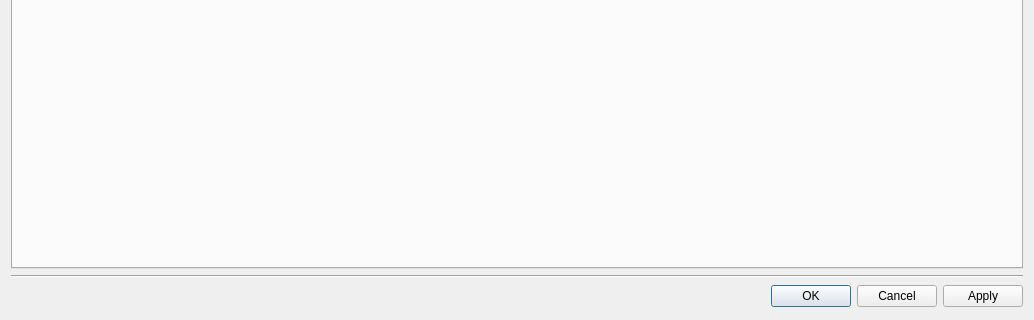
networkoptix/nx_open, file vms/client/nx_vms_client_desktop/src/ui/dialogs/resource_properties/server_settings_dialog.ui: the form before one commit; both pictures show x 0 to 1034 and y 288 to 608 of the 1034 by 608 pixel window.
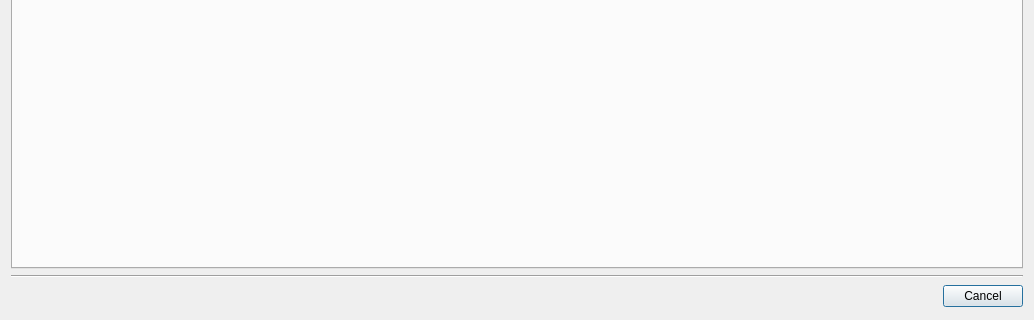
The form after the commit.

Commit message: VMS-39987: Fix "Save changes before exit" dialog behavior

What changed in the file:
```diff
--- a/vms/client/nx_vms_client_desktop/src/ui/dialogs/resource_properties/server_settings_dialog.ui
+++ b/vms/client/nx_vms_client_desktop/src/ui/dialogs/resource_properties/server_settings_dialog.ui
@@ -30,7 +30,7 @@
       </size>
      </property>
      <property name="standardButtons">
-      <set>QDialogButtonBox::Apply|QDialogButtonBox::Cancel|QDialogButtonBox::Ok</set>
+      <set>QDialogButtonBox::Cancel</set>
      </property>
     </widget>
    </item>
```
Left out of the diff: 6 changed lines with no effect on the pictures. The commit also changes 94 other files.
